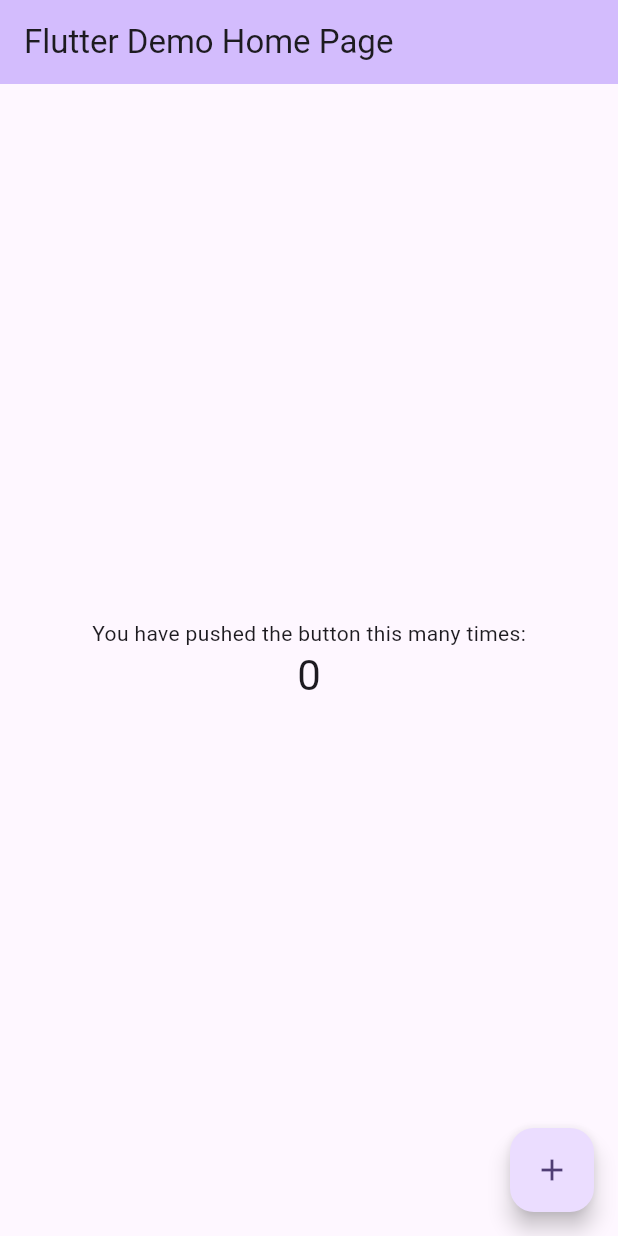
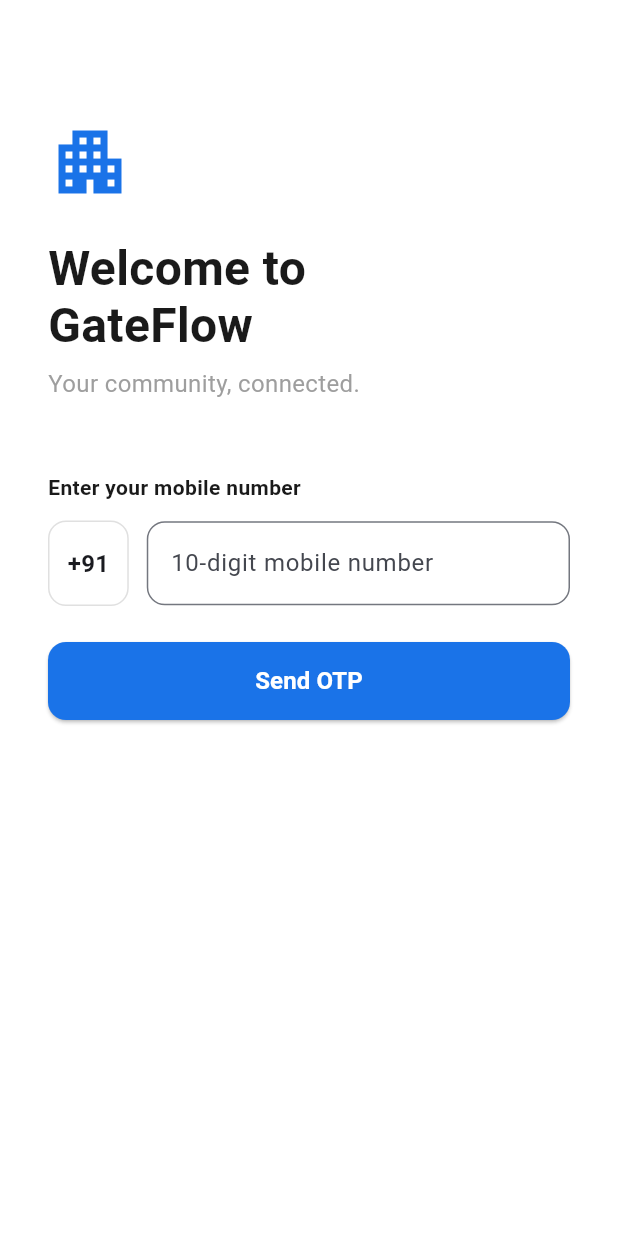
Before and after one commit to sitasrikanth/gateflow-app, a Flutter app: the screen it shows after launch, on a phone screen of 412 x 824 dp. Run offline on Flutter 3.47's test engine with Material 3 defaults, Android fonts, the phone set to English and light mode, and no system bars; our stand-ins replace cloud_firestore, firebase_auth, firebase_core; accounts and stored records are empty.

Commit message:
Day 3: Add Phone OTP login, OTP verification, and profile setup screens

```diff
--- a/lib/main.dart
+++ b/lib/main.dart
@@ -1,122 +1,57 @@
 import 'package:flutter/material.dart';
+import 'package:firebase_core/firebase_core.dart';
+import 'package:firebase_auth/firebase_auth.dart';
+import 'firebase_options.dart';
+import 'screens/auth/login_screen.dart';
+import 'screens/auth/profile_setup_screen.dart';
 
-void main() {
+void main() async {
+  WidgetsFlutterBinding.ensureInitialized();
+  await Firebase.initializeApp(
+    options: DefaultFirebaseOptions.currentPlatform,
+  );
   runApp(const MyApp());
 }
 
 class MyApp extends StatelessWidget {
   const MyApp({super.key});
 
-  // This widget is the root of your application.
   @override
   Widget build(BuildContext context) {
     return MaterialApp(
-      title: 'Flutter Demo',
+      title: 'GateFlow',
+      debugShowCheckedModeBanner: false,
       theme: ThemeData(
-        // This is the theme of your application.
-        //
-        // TRY THIS: Try running your application with "flutter run". You'll see
-        // the application has a purple toolbar. Then, without quitting the app,
-        // try changing the seedColor in the colorScheme below to Colors.green
-        // and then invoke "hot reload" (save your changes or press the "hot
-        // reload" button in a Flutter-supported IDE, or press "r" if you used
-        // the command line to start the app).
-        //
-        // Notice that the counter didn't reset back to zero; the application
-        // state is not lost during the reload. To reset the state, use hot
-        // restart instead.
-        //
-        // This works for code too, not just values: Most code changes can be
-        // tested with just a hot reload.
-        colorScheme: .fromSeed(seedColor: Colors.deepPurple),
+        colorScheme: ColorScheme.fromSeed(seedColor: const Color(0xFF1A73E8)),
+        useMaterial3: true,
       ),
-      home: const MyHomePage(title: 'Flutter Demo Home Page'),
+      home: const AuthWrapper(),
     );
   }
 }
 
-class MyHomePage extends StatefulWidget {
-  const MyHomePage({super.key, required this.title});
-
-  // This widget is the home page of your application. It is stateful, meaning
-  // that it has a State object (defined below) that contains fields that affect
-  // how it looks.
-
-  // This class is the configuration for the state. It holds the values (in this
-  // case the title) provided by the parent (in this case the App widget) and
-  // used by the build method of the State. Fields in a Widget subclass are
-  // always marked "final".
-
-  final String title;
-
-  @override
-  State<MyHomePage> createState() => _MyHomePageState();
-}
-
-class _MyHomePageState extends State<MyHomePage> {
-  int _counter = 0;
-
-  void _incrementCounter() {
-    setState(() {
-      // This call to setState tells the Flutter framework that something has
-      // changed in this State, which causes it to rerun the build method below
-      // so that the display can reflect the updated values. If we changed
-      // _counter without calling setState(), then the build method would not be
-      // called again, and so nothing would appear to happen.
-      _counter++;
-    });
-  }
+class AuthWrapper extends StatelessWidget {
+  const AuthWrapper({super.key});
 
   @override
   Widget build(BuildContext context) {
-    // This method is rerun every time setState is called, for instance as done
-    // by the _incrementCounter method above.
-    //
-    // The Flutter framework has been optimized to make rerunning build methods
-    // fast, so that you can just rebuild anything that needs updating rather
-    // than having to individually change instances of widgets.
-    return Scaffold(
-      appBar: AppBar(
-        // TRY THIS: Try changing the color here to a specific color (to
-        // Colors.amber, perhaps?) and trigger a hot reload to see the AppBar
-        // change color while the other colors stay the same.
-        backgroundColor: Theme.of(context).colorScheme.inversePrimary,
-        // Here we take the value from the MyHomePage object that was created by
-        // the App.build method, and use it to set our appbar title.
-        title: Text(widget.title),
-      ),
-      body: Center(
-        // Center is a layout widget. It takes a single child and positions it
-        // in the middle of the parent.
-        child: Column(
-          // Column is also a layout widget. It takes a list of children and
-          // arranges them vertically. By default, it sizes itself to fit its
-          // children horizontally, and tries to be as tall as its parent.
-          //
-          // Column has various properties to control how it sizes itself and
-          // how it positions its children. Here we use mainAxisAlignment to
-          // center the children vertically; the main axis here is the vertical
-          // axis because Columns are vertical (the cross axis would be
-          // horizontal).
-          //
-          // TRY THIS: Invoke "debug painting" (choose the "Toggle Debug Paint"
-          // action in the IDE, or press "p" in the console), to see the
-          // wireframe for each widget.
-          mainAxisAlignment: .center,
-          children: [
-            const Text('You have pushed the button this many times:'),
-            Text(
-              '$_counter',
-              style: Theme.of(context).textTheme.headlineMedium,
-            ),
-          ],
-        ),
-      ),
-      floatingActionButton: FloatingActionButton(
-        onPressed: _incrementCounter,
-        tooltip: 'Increment',
-        child: const Icon(Icons.add),
-      ),
+    return StreamBuilder<User?>(
+      stream: FirebaseAuth.instance.authStateChanges(),
+      builder: (context, snapshot) {
+        // Still loading
+        if (snapshot.connectionState == ConnectionState.waiting) {
+          return const Scaffold(
+            backgroundColor: Color(0xFF1A73E8),
+            body: Center(child: CircularProgressIndicator(color: Colors.white)),
+          );
+        }
+        // User logged in
+        if (snapshot.hasData) {
+          return const HomeScreen(role: 'resident');
+        }
+        // Not logged in → show login
+        return const LoginScreen();
+      },
     );
   }
 }
--- /dev/null
+++ b/lib/screens/auth/login_screen.dart
@@ -0,0 +1,147 @@
+import 'package:flutter/material.dart';
+import 'package:flutter/services.dart';
+import 'package:firebase_auth/firebase_auth.dart';
+import 'otp_screen.dart';
+
+class LoginScreen extends StatefulWidget {
+  const LoginScreen({super.key});
+
+  @override
+  State<LoginScreen> createState() => _LoginScreenState();
+}
+
+class _LoginScreenState extends State<LoginScreen> {
+  final TextEditingController _phoneController = TextEditingController();
+  bool _isLoading = false;
+  String _errorMessage = '';
+
+  Future<void> _sendOTP() async {
+    final phone = _phoneController.text.trim();
+
+    if (phone.length != 10) {
+      setState(() => _errorMessage = 'Please enter a valid 10-digit number');
+      return;
+    }
+
+    setState(() {
+      _isLoading = true;
+      _errorMessage = '';
+    });
+
+    await FirebaseAuth.instance.verifyPhoneNumber(
+      phoneNumber: '+91$phone',
+      timeout: const Duration(seconds: 60),
+      verificationCompleted: (PhoneAuthCredential credential) async {
+        await FirebaseAuth.instance.signInWithCredential(credential);
+      },
+      verificationFailed: (FirebaseAuthException e) {
+        setState(() {
+          _isLoading = false;
+          _errorMessage = e.message ?? 'Verification failed. Try again.';
+        });
+      },
+      codeSent: (String verificationId, int? resendToken) {
+        setState(() => _isLoading = false);
+        Navigator.push(
+          context,
+          MaterialPageRoute(
+            builder: (_) => OtpScreen(
+              verificationId: verificationId,
+              phoneNumber: '+91$phone',
+            ),
+          ),
+        );
+      },
+      codeAutoRetrievalTimeout: (String verificationId) {},
+    );
+  }
+
+  @override
+  Widget build(BuildContext context) {
+    return Scaffold(
+      backgroundColor: Colors.white,
+      body: SafeArea(
+        child: Padding(
+          padding: const EdgeInsets.all(32.0),
+          child: Column(
+            crossAxisAlignment: CrossAxisAlignment.start,
+            children: [
+              const SizedBox(height: 48),
+              const Icon(Icons.apartment, size: 56, color: Color(0xFF1A73E8)),
+              const SizedBox(height: 24),
+              const Text(
+                'Welcome to\nGateFlow',
+                style: TextStyle(
+                  fontSize: 32,
+                  fontWeight: FontWeight.bold,
+                  color: Color(0xFF1A1A1A),
+                  height: 1.2,
+                ),
+              ),
+              const SizedBox(height: 8),
+              const Text(
+                'Your community, connected.',
+                style: TextStyle(fontSize: 16, color: Colors.grey),
+              ),
+              const SizedBox(height: 48),
+              const Text(
+                'Enter your mobile number',
+                style: TextStyle(fontSize: 14, fontWeight: FontWeight.w600, color: Color(0xFF1A1A1A)),
+              ),
+              const SizedBox(height: 12),
+              Row(
+                children: [
+                  Container(
+                    padding: const EdgeInsets.symmetric(horizontal: 12, vertical: 16),
+                    decoration: BoxDecoration(
+                      border: Border.all(color: Colors.grey.shade300),
+                      borderRadius: BorderRadius.circular(12),
+                    ),
+                    child: const Text('+91', style: TextStyle(fontSize: 16, fontWeight: FontWeight.w600)),
+                  ),
+                  const SizedBox(width: 12),
+                  Expanded(
+                    child: TextField(
+                      controller: _phoneController,
+                      keyboardType: TextInputType.phone,
+                      maxLength: 10,
+                      inputFormatters: [FilteringTextInputFormatter.digitsOnly],
+                      decoration: InputDecoration(
+                        hintText: '10-digit mobile number',
+                        counterText: '',
+                        border: OutlineInputBorder(borderRadius: BorderRadius.circular(12)),
+                        focusedBorder: OutlineInputBorder(
+                          borderRadius: BorderRadius.circular(12),
+                          borderSide: const BorderSide(color: Color(0xFF1A73E8), width: 2),
+                        ),
+                      ),
+                    ),
+                  ),
+                ],
+              ),
+              if (_errorMessage.isNotEmpty) ...[
+                const SizedBox(height: 8),
+                Text(_errorMessage, style: const TextStyle(color: Colors.red, fontSize: 13)),
+              ],
+              const SizedBox(height: 24),
+              SizedBox(
+                width: double.infinity,
+                height: 52,
+                child: ElevatedButton(
+                  onPressed: _isLoading ? null : _sendOTP,
+                  style: ElevatedButton.styleFrom(
+                    backgroundColor: const Color(0xFF1A73E8),
+                    shape: RoundedRectangleBorder(borderRadius: BorderRadius.circular(12)),
+                  ),
+                  child: _isLoading
+                      ? const CircularProgressIndicator(color: Colors.white)
+                      : const Text('Send OTP', style: TextStyle(fontSize: 16, color: Colors.white, fontWeight: FontWeight.w600)),
+                ),
+              ),
+            ],
+          ),
+        ),
+      ),
+    );
+  }
+}
--- a/pubspec.yaml
+++ b/pubspec.yaml
@@ -34,6 +34,10 @@ dependencies:
   # The following adds the Cupertino Icons font to your application.
   # Use with the CupertinoIcons class for iOS style icons.
   cupertino_icons: ^1.0.8
+  firebase_core: ^4.10.0
+  firebase_auth: ^6.5.2
+  cloud_firestore: ^6.5.0
+  firebase_messaging: ^16.3.0
 
 dev_dependencies:
   flutter_test:
```
Also changed, not shown: lib/screens/auth/otp_screen.dart (added, +151 -0 lines), lib/screens/auth/profile_setup_screen.dart (added, +232 -0 lines), firebase.json (added), lib/firebase_options.dart (added), pubspec.lock, 3 other files.
